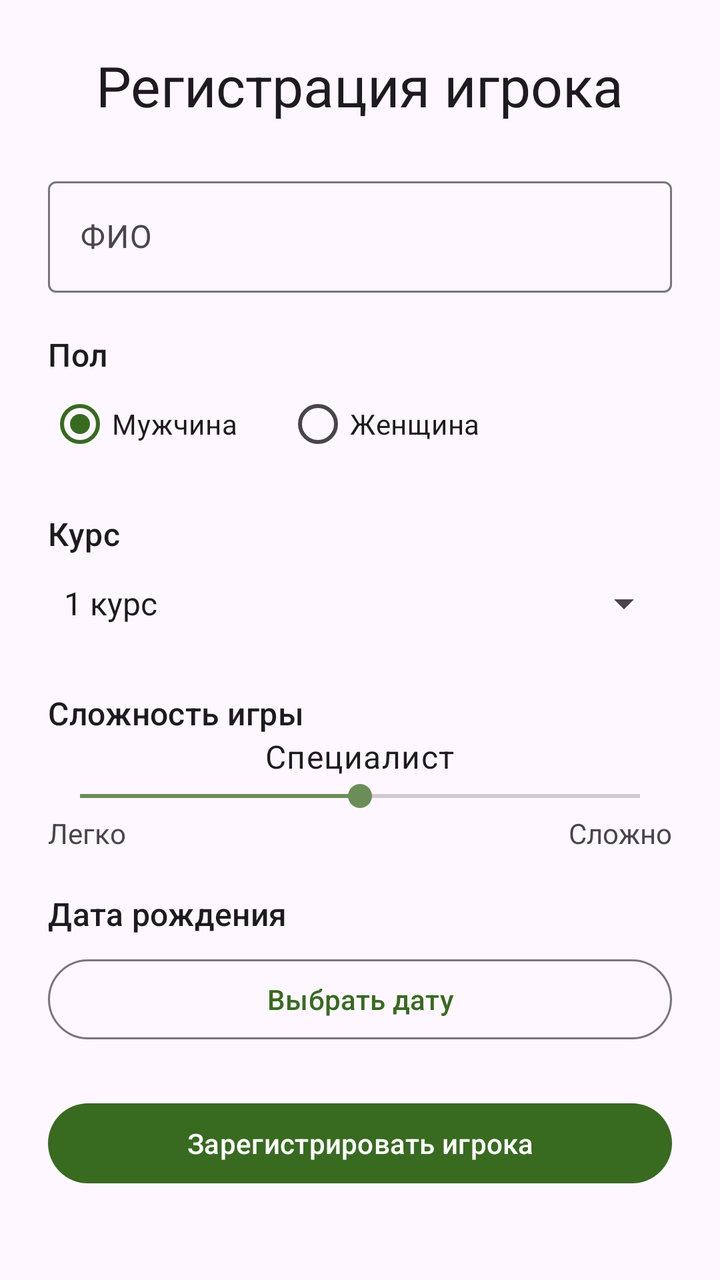
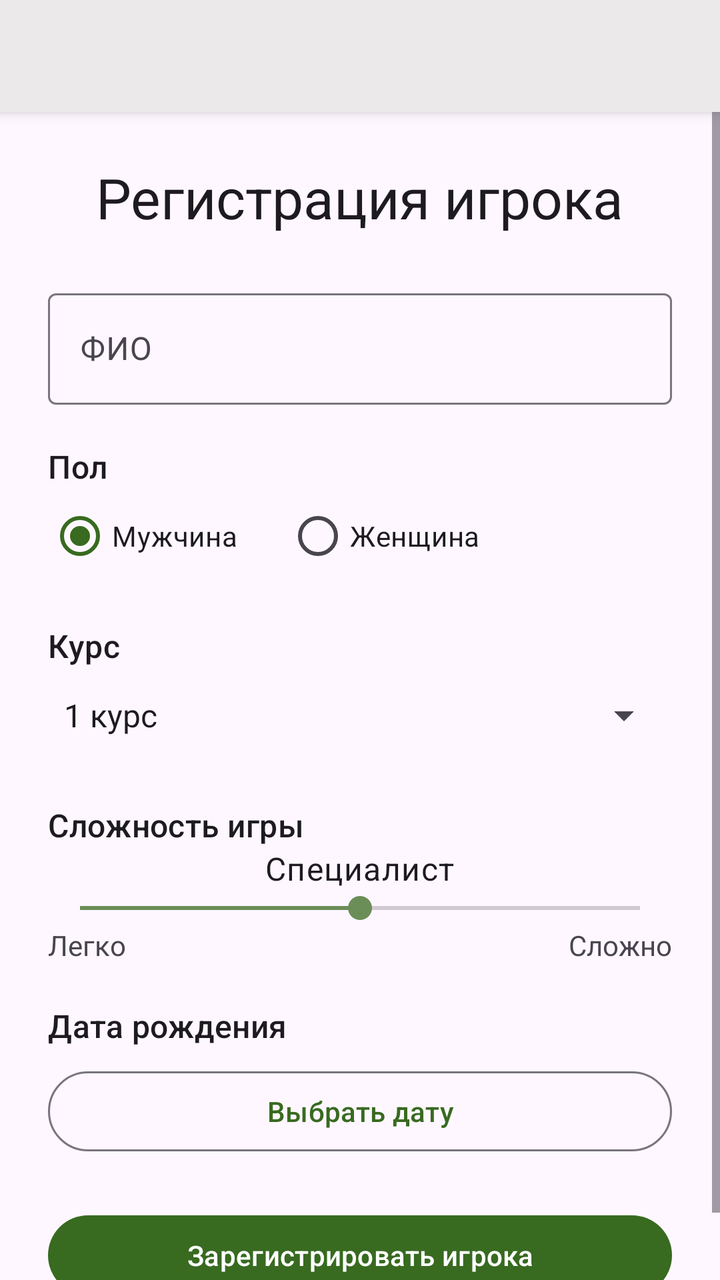

Before-and-after screenshots of an Android layout around one commit, followed by the original layout XML and the change that was made.
<!-- AndroidManifest.xml: application theme Theme.GameZhukii -->
<!-- res/layout/activity_main.xml -->
<?xml version="1.0" encoding="utf-8"?>
<ScrollView xmlns:android="http://schemas.android.com/apk/res/android"
    xmlns:tools="http://schemas.android.com/tools"
    android:id="@+id/main"
    android:layout_width="match_parent"
    android:layout_height="match_parent"
    android:fillViewport="true"
    tools:context=".MainActivity">

    <LinearLayout
        android:layout_width="match_parent"
        android:layout_height="wrap_content"
        android:orientation="vertical"
        android:padding="24dp">

        <TextView
            android:layout_width="wrap_content"
            android:layout_height="wrap_content"
            android:layout_gravity="center_horizontal"
            android:layout_marginBottom="24dp"
            android:text="@string/registration_title"
            android:textAppearance="@style/TextAppearance.Material3.HeadlineMedium" />

        <com.google.android.material.textfield.TextInputLayout
            android:layout_width="match_parent"
            android:layout_height="wrap_content"
            android:hint="@string/full_name">

            <com.google.android.material.textfield.TextInputEditText
                android:id="@+id/fullNameInput"
                android:layout_width="match_parent"
                android:layout_height="wrap_content"
                android:inputType="textCapWords"
                android:maxLines="1" />
        </com.google.android.material.textfield.TextInputLayout>

        <TextView
            android:layout_width="wrap_content"
            android:layout_height="wrap_content"
            android:layout_marginTop="20dp"
            android:text="@string/gender"
            android:textAppearance="@style/TextAppearance.Material3.TitleMedium" />

        <RadioGroup
            android:id="@+id/genderGroup"
            android:layout_width="match_parent"
            android:layout_height="wrap_content"
            android:orientation="horizontal">

            <RadioButton
                android:id="@+id/maleRadioButton"
                android:layout_width="wrap_content"
                android:layout_height="wrap_content"
                android:checked="true"
                android:text="@string/male" />

            <RadioButton
                android:id="@+id/femaleRadioButton"
                android:layout_width="wrap_content"
                android:layout_height="wrap_content"
                android:layout_marginStart="24dp"
                android:text="@string/female" />
        </RadioGroup>

        <TextView
            android:layout_width="wrap_content"
            android:layout_height="wrap_content"
            android:layout_marginTop="20dp"
            android:text="@string/course"
            android:textAppearance="@style/TextAppearance.Material3.TitleMedium" />

        <Spinner
            android:id="@+id/courseSpinner"
            android:layout_width="match_parent"
            android:layout_height="48dp"
            android:entries="@array/courses"
            android:spinnerMode="dropdown" />

        <TextView
            android:layout_width="wrap_content"
            android:layout_height="wrap_content"
            android:layout_marginTop="20dp"
            android:text="@string/difficulty"
            android:textAppearance="@style/TextAppearance.Material3.TitleMedium" />

        <TextView
            android:id="@+id/difficultyValue"
            android:layout_width="wrap_content"
            android:layout_height="wrap_content"
            android:layout_gravity="center_horizontal"
            android:text="@string/difficulty_default"
            android:textAppearance="@style/TextAppearance.Material3.BodyLarge" />

        <SeekBar
            android:id="@+id/difficultySeekBar"
            android:layout_width="match_parent"
            android:layout_height="wrap_content"
            android:max="4"
            android:progress="2" />

        <LinearLayout
            android:layout_width="match_parent"
            android:layout_height="wrap_content"
            android:gravity="center_vertical"
            android:orientation="horizontal">

            <TextView
                android:layout_width="0dp"
                android:layout_height="wrap_content"
                android:layout_weight="1"
                android:text="@string/difficulty_easy" />

            <TextView
                android:layout_width="wrap_content"
                android:layout_height="wrap_content"
                android:text="@string/difficulty_hard" />
        </LinearLayout>

        <TextView
            android:layout_width="wrap_content"
            android:layout_height="wrap_content"
            android:layout_marginTop="20dp"
            android:text="@string/birth_date"
            android:textAppearance="@style/TextAppearance.Material3.TitleMedium" />

        <com.google.android.material.button.MaterialButton
            android:id="@+id/birthDateButton"
            style="@style/Widget.Material3.Button.OutlinedButton"
            android:layout_width="match_parent"
            android:layout_height="wrap_content"
            android:layout_marginTop="8dp"
            android:text="@string/select_birth_date" />

        <com.google.android.material.button.MaterialButton
            android:id="@+id/registerButton"
            android:layout_width="match_parent"
            android:layout_height="wrap_content"
            android:layout_marginTop="24dp"
            android:text="@string/register_player" />

        <TextView
            android:id="@+id/resultText"
            android:layout_width="match_parent"
            android:layout_height="wrap_content"
            android:layout_marginTop="20dp"
            android:textAppearance="@style/TextAppearance.Material3.BodyLarge"
            android:visibility="gone" />

        <FrameLayout
            android:id="@+id/zodiacContainer"
            android:layout_width="120dp"
            android:layout_height="120dp"
            android:layout_gravity="center_horizontal"
            android:layout_marginTop="24dp"
            android:visibility="gone">

            <ImageView
                android:id="@+id/zodiacImage"
                android:layout_width="match_parent"
                android:layout_height="match_parent"
                android:contentDescription="@string/zodiac_image"
                android:scaleType="fitCenter"
                android:src="@drawable/zodiac_symbols" />
        </FrameLayout>

    </LinearLayout>
</ScrollView>
<!-- resources referenced by this layout -->
<resources>
  <string-array name="courses">
          <item>1 курс</item>
          <item>2 курс</item>
          <item>3 курс</item>
          <item>4 курс</item>
      </string-array>
  <!-- drawable zodiac_symbols: png bitmap (drawable-nodpi, 211591 bytes) -->
  <string name="birth_date">Дата рождения</string>
  <string name="course">Курс</string>
  <string name="difficulty">Сложность игры</string>
  <string name="difficulty_default">Специалист</string>
  <string name="difficulty_easy">Легко</string>
  <string name="difficulty_hard">Сложно</string>
  <string name="female">Женщина</string>
  <string name="full_name">ФИО</string>
  <string name="gender">Пол</string>
  <string name="male">Мужчина</string>
  <string name="register_player">Зарегистрировать игрока</string>
  <string name="registration_title">Регистрация игрока</string>
  <string name="select_birth_date">Выбрать дату</string>
  <string name="zodiac_image">Изображение знака зодиака</string>
  <style name="Theme.GameZhukii" parent="Base.Theme.GameZhukii" />
  <style name="Base.Theme.GameZhukii" parent="Theme.Material3.DayNight.NoActionBar">
          <item name="colorPrimary">@color/bug_green</item>
          <item name="colorSecondary">@color/result_border</item>
      </style>
  <color name="bug_green">#386A20</color>
  <color name="result_border">#6B8E58</color>
</resources>

<!-- the commit's change to res/layout/activity_main.xml (unified diff, before → after) -->
@@ -1,11 +1,57 @@
 <?xml version="1.0" encoding="utf-8"?>
-<ScrollView xmlns:android="http://schemas.android.com/apk/res/android"
+<LinearLayout xmlns:android="http://schemas.android.com/apk/res/android"
     xmlns:tools="http://schemas.android.com/tools"
     android:id="@+id/main"
     android:layout_width="match_parent"
     android:layout_height="match_parent"
-    android:fillViewport="true"
+    android:orientation="vertical"
     tools:context=".MainActivity">
+
+    <com.google.android.material.tabs.TabLayout
+        android:id="@+id/mainTabs"
+        android:layout_width="match_parent"
+        android:layout_height="wrap_content"
+        android:background="?attr/colorSurface"
+        android:elevation="4dp"
+        android:minHeight="56dp" />
+
+    <FrameLayout
+        android:layout_width="match_parent"
+        android:layout_height="0dp"
+        android:layout_weight="1">
+
+        <FrameLayout
+            android:id="@+id/registrationTabContent"
+            android:layout_width="match_parent"
+            android:layout_height="match_parent">
+            <include layout="@layout/tab_registration" />
+        </FrameLayout>
+
+        <FrameLayout
+            android:id="@+id/rulesTabContent"
+            android:layout_width="match_parent"
+            android:layout_height="match_parent"
+            android:visibility="gone" />
+
+        <FrameLayout
+            android:id="@+id/authorsTabContent"
+            android:layout_width="match_parent"
+            android:layout_height="match_parent"
+            android:visibility="gone" />
+
+        <FrameLayout
+            android:id="@+id/settingsTabContent"
+            android:layout_width="match_parent"
+            android:layout_height="match_parent"
+            android:visibility="gone" />
+    </FrameLayout>
+</LinearLayout>
+<!-- res/layout/tab_registration.xml (included above) -->
+<?xml version="1.0" encoding="utf-8"?>
+<ScrollView xmlns:android="http://schemas.android.com/apk/res/android"
+    android:layout_width="match_parent"
+    android:layout_height="match_parent"
+    android:fillViewport="true">
 
     <LinearLayout
         android:layout_width="match_parent"
@@ -25,7 +71,6 @@
             android:layout_width="match_parent"
             android:layout_height="wrap_content"
             android:hint="@string/full_name">
-
             <com.google.android.material.textfield.TextInputEditText
                 android:id="@+id/fullNameInput"
                 android:layout_width="match_parent"
@@ -46,14 +91,12 @@
             android:layout_width="match_parent"
             android:layout_height="wrap_content"
             android:orientation="horizontal">
-
             <RadioButton
                 android:id="@+id/maleRadioButton"
                 android:layout_width="wrap_content"
                 android:layout_height="wrap_content"
                 android:checked="true"
                 android:text="@string/male" />
-
             <RadioButton
                 android:id="@+id/femaleRadioButton"
                 android:layout_width="wrap_content"
@@ -68,7 +111,6 @@
             android:layout_marginTop="20dp"
             android:text="@string/course"
             android:textAppearance="@style/TextAppearance.Material3.TitleMedium" />
-
         <Spinner
             android:id="@+id/courseSpinner"
             android:layout_width="match_parent"
@@ -82,7 +124,6 @@
             android:layout_marginTop="20dp"
             android:text="@string/difficulty"
             android:textAppearance="@style/TextAppearance.Material3.TitleMedium" />
-
         <TextView
             android:id="@+id/difficultyValue"
             android:layout_width="wrap_content"
@@ -90,26 +131,22 @@
             android:layout_gravity="center_horizontal"
             android:text="@string/difficulty_default"
             android:textAppearance="@style/TextAppearance.Material3.BodyLarge" />
-
         <SeekBar
             android:id="@+id/difficultySeekBar"
             android:layout_width="match_parent"
             android:layout_height="wrap_content"
             android:max="4"
             android:progress="2" />
-
         <LinearLayout
             android:layout_width="match_parent"
             android:layout_height="wrap_content"
             android:gravity="center_vertical"
             android:orientation="horizontal">
-
             <TextView
                 android:layout_width="0dp"
                 android:layout_height="wrap_content"
                 android:layout_weight="1"
                 android:text="@string/difficulty_easy" />
-
             <TextView
                 android:layout_width="wrap_content"
                 android:layout_height="wrap_content"
@@ -122,7 +159,6 @@
             android:layout_marginTop="20dp"
             android:text="@string/birth_date"
             android:textAppearance="@style/TextAppearance.Material3.TitleMedium" />
-
         <com.google.android.material.button.MaterialButton
             android:id="@+id/birthDateButton"
             style="@style/Widget.Material3.Button.OutlinedButton"
@@ -137,7 +173,6 @@
             android:layout_height="wrap_content"
             android:layout_marginTop="24dp"
             android:text="@string/register_player" />
-
         <TextView
             android:id="@+id/resultText"
             android:layout_width="match_parent"
@@ -145,7 +180,6 @@
             android:layout_marginTop="20dp"
             android:textAppearance="@style/TextAppearance.Material3.BodyLarge"
             android:visibility="gone" />
-
         <FrameLayout
             android:id="@+id/zodiacContainer"
             android:layout_width="120dp"
@@ -153,7 +187,6 @@
             android:layout_gravity="center_horizontal"
             android:layout_marginTop="24dp"
             android:visibility="gone">
-
             <ImageView
                 android:id="@+id/zodiacImage"
                 android:layout_width="match_parent"
@@ -162,6 +195,5 @@
                 android:scaleType="fitCenter"
                 android:src="@drawable/zodiac_symbols" />
         </FrameLayout>
-
     </LinearLayout>
 </ScrollView>
